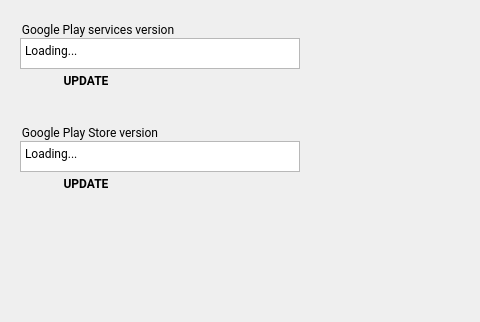
The window that android/android-emu/android/skin/qt/extended-pages/google-play-page.ui (aosp-mirror/platform_external_qemu) describes before a commit, drawn with Qt 5; both pictures show x 0 to 480 and y 0 to 322 of the 622 by 580 pixel window.
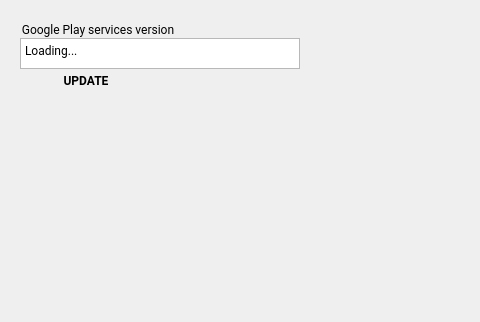
The same window after the commit. Custom widgets are drawn as their Qt base class.

Commit message: [UI] Remove play store update button.

Diff of the .ui file:
```diff
--- a/android/android-emu/android/skin/qt/extended-pages/google-play-page.ui
+++ b/android/android-emu/android/skin/qt/extended-pages/google-play-page.ui
@@ -105,98 +105,6 @@
     <bool>false</bool>
    </property>
   </widget>
-  <widget class="QGroupBox" name="goog_playStoreTitle">
-   <property name="geometry">
-    <rect>
-     <x>20</x>
-     <y>123</y>
-     <width>181</width>
-     <height>21</height>
-    </rect>
-   </property>
-   <property name="font">
-    <font>
-     <family>Roboto</family>
-    </font>
-   </property>
-   <property name="styleSheet">
-    <string notr="true">border: 0px;</string>
-   </property>
-   <property name="title">
-    <string>Google Play Store version</string>
-   </property>
-   <property name="ColorGroup" stdset="0">
-    <string>Title</string>
-   </property>
-  </widget>
-  <widget class="QPlainTextEdit" name="goog_playStoreVersionBox">
-   <property name="enabled">
-    <bool>true</bool>
-   </property>
-   <property name="geometry">
-    <rect>
-     <x>20</x>
-     <y>141</y>
-     <width>280</width>
-     <height>31</height>
-    </rect>
-   </property>
-   <property name="sizePolicy">
-    <sizepolicy hsizetype="Fixed" vsizetype="Fixed">
-     <horstretch>0</horstretch>
-     <verstretch>0</verstretch>
-    </sizepolicy>
-   </property>
-   <property name="font">
-    <font>
-     <family>Roboto</family>
-    </font>
-   </property>
-   <property name="verticalScrollBarPolicy">
-    <enum>Qt::ScrollBarAlwaysOff</enum>
-   </property>
-   <property name="horizontalScrollBarPolicy">
-    <enum>Qt::ScrollBarAlwaysOff</enum>
-   </property>
-   <property name="readOnly">
-    <bool>true</bool>
-   </property>
-   <property name="plainText">
-    <string notr="true">Loading...</string>
-   </property>
-  </widget>
-  <widget class="RaisedMaterialButton" name="goog_updateStoreButton">
-   <property name="geometry">
-    <rect>
-     <x>20</x>
-     <y>165</y>
-     <width>132</width>
-     <height>36</height>
-    </rect>
-   </property>
-   <property name="font">
-    <font>
-     <family>Roboto</family>
-     <weight>75</weight>
-     <bold>true</bold>
-    </font>
-   </property>
-   <property name="styleSheet">
-    <string notr="true"></string>
-   </property>
-   <property name="text">
-    <string>UPDATE</string>
-   </property>
-   <property name="flat">
-    <bool>true</bool>
-   </property>
-   <property name="ColorGroup" stdset="0">
-    <string>Button</string>
-   </property>
-   <property name="report_metrics" stdset="0">
-    <bool>false</bool>
-   </property>
-  </widget>
   <zorder>goog_playServicesTitle</zorder>
   <zorder>goog_playServicesVersionBox</zorder>
   <zorder>goog_playServicesUpdateButton</zorder>
```
Left out of the diff: 4 changed lines with no effect on the pictures. The commit also changes 4 other files.
